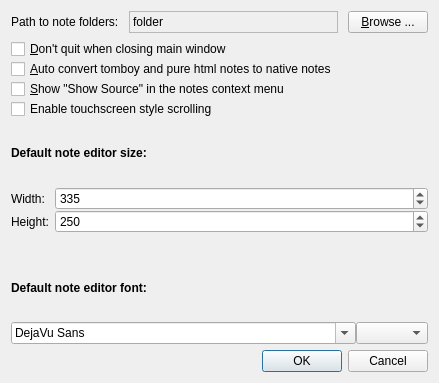
hakaishi/nobleNote, file src/ui/preferences.ui: the form before one commit.
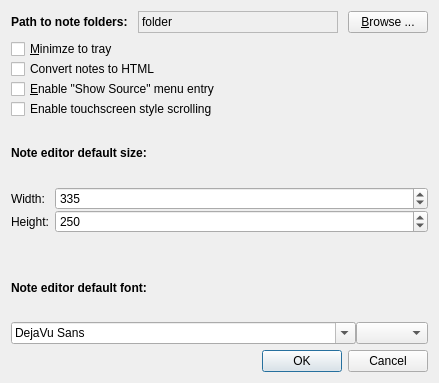
The form after the commit. Icons and pictures are not drawn.

The edit to the form file:
```diff
--- a/src/ui/preferences.ui
+++ b/src/ui/preferences.ui
@@ -30,7 +30,7 @@
       </sizepolicy>
      </property>
      <property name="text">
-      <string>Path to note folders:</string>
+      <string>&lt;b&gt;Path to note folders:&lt;/b&gt;</string>
      </property>
     </widget>
    </item>
@@ -78,7 +78,7 @@
         </font>
        </property>
        <property name="text">
-        <string>Default note editor font:</string>
+        <string>Note editor default font:</string>
        </property>
       </widget>
      </item>
@@ -138,7 +138,7 @@
         </font>
        </property>
        <property name="text">
-        <string>Default note editor size:</string>
+        <string>Note editor default size:</string>
        </property>
       </widget>
      </item>
@@ -152,21 +152,21 @@
      <item row="2" column="0" colspan="2">
       <widget class="QCheckBox" name="showSource">
        <property name="text">
-        <string>&amp;Show &quot;Show Source&quot; in the notes context menu</string>
+        <string>&amp;Enable &quot;Show Source&quot; menu entry</string>
        </property>
       </widget>
      </item>
      <item row="1" column="0" colspan="2">
       <widget class="QCheckBox" name="convertNotes">
        <property name="text">
-        <string>&amp;Auto convert tomboy and pure html notes to native notes</string>
+        <string>Convert notes to HTML</string>
        </property>
       </widget>
      </item>
      <item row="0" column="0" colspan="2">
       <widget class="QCheckBox" name="dontQuit">
        <property name="text">
-        <string>&amp;Don't quit when closing main window</string>
+        <string>&amp;Minimze to tray</string>
        </property>
       </widget>
      </item>
```
Left out of the diff: 9 changed lines with no effect on the pictures.
